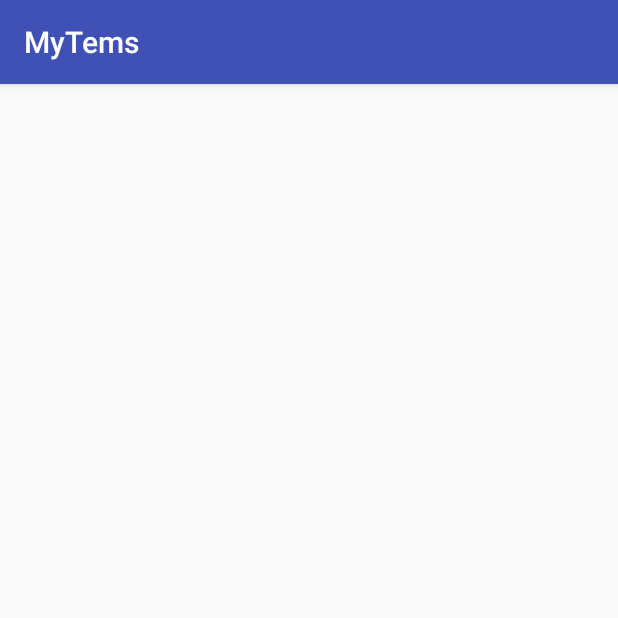
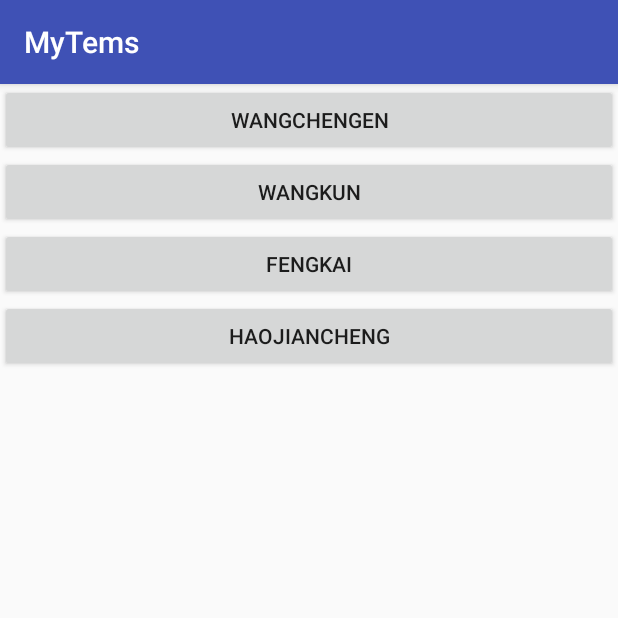
Before and after one commit to WeAvengers/TheAvengers, an Android app: the screen it shows after launch (MainActivity), on a phone screen of 412 x 824 dp, the top half of it. Run offline under Robolectric (Android 15) with nearby library versions, the phone set to English and light mode, and no system bars.

Commit message:
//框架

```diff
--- a/app/src/main/java/com/bawei/mytems/MainActivity.java
+++ b/app/src/main/java/com/bawei/mytems/MainActivity.java
@@ -2,6 +2,7 @@ package com.bawei.mytems;
 
 import android.support.v7.app.AppCompatActivity;
 import android.os.Bundle;
+import android.view.View;
 
 public class MainActivity extends AppCompatActivity {
 
@@ -10,4 +11,16 @@ public class MainActivity extends AppCompatActivity {
         super.onCreate(savedInstanceState);
         setContentView(R.layout.activity_main);
     }
+
+    public void wangchengen(View view) {
+    }
+
+    public void wangkun(View view) {
+    }
+
+    public void fengkai(View view) {
+    }
+
+    public void haojiancheng(View view) {
+    }
 }
--- a/app/src/main/res/layout/activity_main.xml
+++ b/app/src/main/res/layout/activity_main.xml
@@ -1,11 +1,37 @@
 <?xml version="1.0" encoding="utf-8"?>
-<android.support.constraint.ConstraintLayout xmlns:android="http://schemas.android.com/apk/res/android"
+<LinearLayout xmlns:android="http://schemas.android.com/apk/res/android"
     xmlns:app="http://schemas.android.com/apk/res-auto"
     xmlns:tools="http://schemas.android.com/tools"
     android:layout_width="match_parent"
     android:layout_height="match_parent"
+    android:orientation="vertical"
     tools:context="com.bawei.mytems.MainActivity">
+    <Button
+        android:layout_width="match_parent"
+        android:layout_height="wrap_content"
+        android:text="wangchengen"
+        android:onClick="wangchengen"
+        />
+    <Button
+        android:layout_width="match_parent"
+        android:layout_height="wrap_content"
+        android:text="wangkun"
+        android:onClick="wangkun"
+        />
+    <Button
+        android:layout_width="match_parent"
+        android:layout_height="wrap_content"
+        android:text="fengkai"
+        android:onClick="fengkai"
+        />
+    <Button
+        android:layout_width="match_parent"
+        android:layout_height="wrap_content"
+        android:text="haojiancheng"
+        android:onClick="haojiancheng"
+        />
 
 
 
-</android.support.constraint.ConstraintLayout>
+
+</LinearLayout>
```
